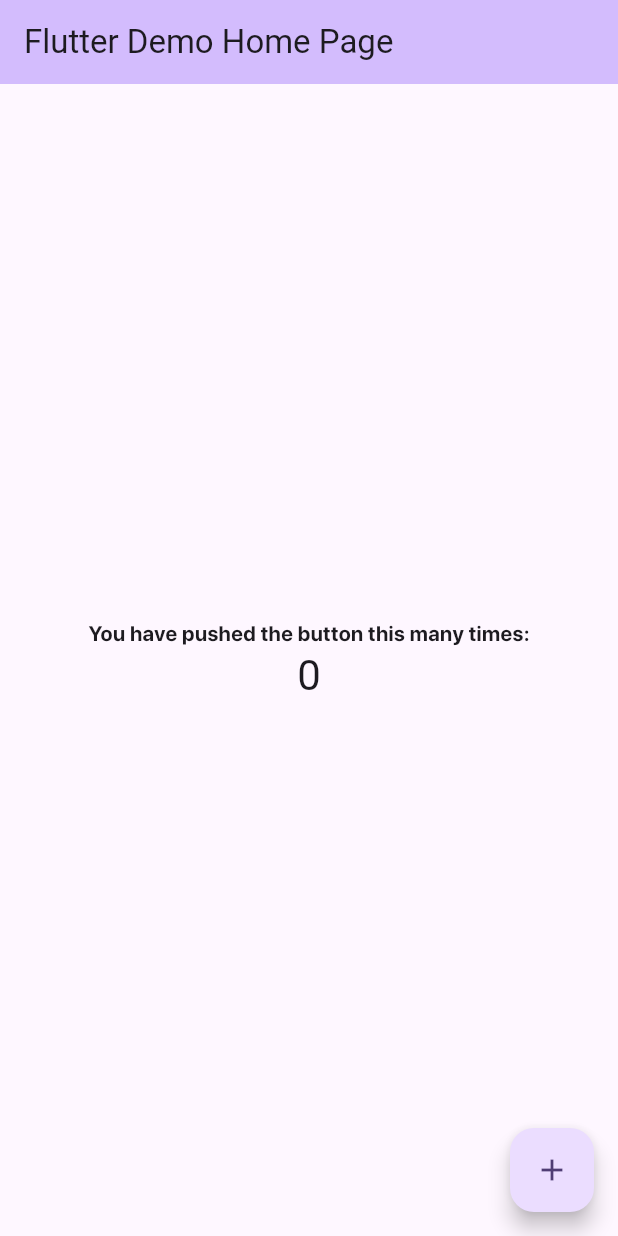
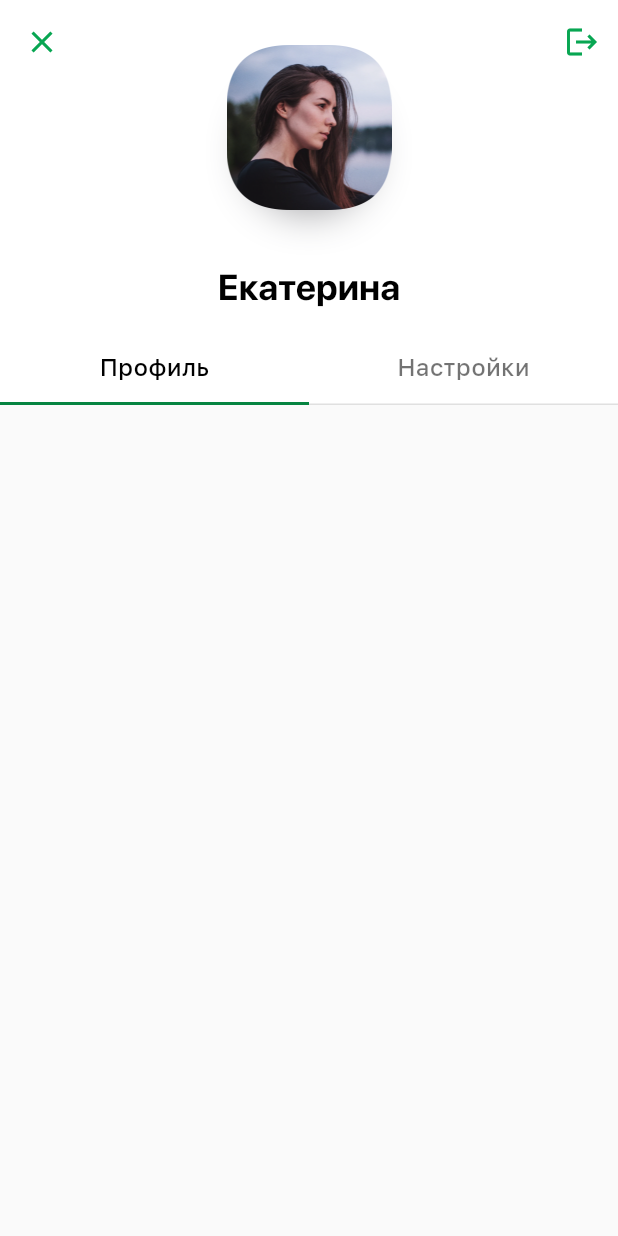
Before and after one commit to IvanBugaenko/FlutterLab, a Flutter app: the screen it shows after launch, on a phone screen of 412 x 824 dp. Run offline on Flutter 3.47's test engine with Material 3 defaults, Android fonts, the phone set to English and light mode, and no system bars.

Commit message:
add app bar

```diff
--- a/lib/app/components/components.dart
+++ b/lib/app/components/components.dart
@@ -1,3 +1,4 @@
+import 'package:flutter/material.dart';
 import 'package:sber/app/models/header_and_description.dart';
 import 'package:sber/app/models/tariffs_and_limits.dart';
 import 'package:sber/app/theme/images.dart';
@@ -27,3 +28,11 @@ final tariffsAndLimitsInfo = [
       image: Images.infoIcon,
       info: HeaderAndDescription(header: Strings.infoHeader)),
 ];
+
+final tabList = [
+  Strings.profile, Strings.settings
+];
+
+final List<Widget> tabContent = [
+
+];
--- /dev/null
+++ b/lib/app/components/pages/start_pages/start_page.dart
@@ -0,0 +1,49 @@
+import 'package:flutter/material.dart';
+import 'package:sber/app/components/components.dart';
+import 'package:sber/app/theme/colors.dart';
+import 'package:sber/app/widgets/sber_app_bar.dart';
+import 'package:sber/mock/mock_data.dart';
+
+class StartPage extends StatefulWidget {
+  const StartPage({super.key});
+
+  @override
+  State<StartPage> createState() => _StartPageState();
+}
+
+class _StartPageState extends State<StartPage>
+    with SingleTickerProviderStateMixin {
+  late TabController _tabController;
+
+  @override
+  void initState() {
+    super.initState();
+    _tabController = TabController(length: tabList.length, vsync: this);
+  }
+
+  @override
+  void dispose() {
+    _tabController.dispose();
+    super.dispose();
+  }
+
+  @override
+  Widget build(BuildContext context) {
+    return Scaffold(
+      backgroundColor: Theme.of(context).colorScheme.surface,
+      body: SafeArea(
+          child: NestedScrollView(
+        headerSliverBuilder: (context, innerBoxIsScrolled) {
+          return [
+            SberAppBar(
+                tabController: _tabController, user: user, tabList: tabList)
+          ];
+        },
+        body: TabBarView(
+          controller: _tabController,
+          children: tabContent,
+        ),
+      )),
+    );
+  }
+}
--- /dev/null
+++ b/lib/app/sber_app.dart
@@ -0,0 +1,16 @@
+import 'package:flutter/material.dart';
+import 'package:sber/app/components/pages/start_pages/start_page.dart';
+import 'package:sber/app/theme/app_theme.dart';
+
+class SberApp extends StatelessWidget {
+  const SberApp({super.key});
+
+  @override
+  Widget build(BuildContext context) {
+    return MaterialApp(
+      debugShowCheckedModeBanner: false,
+      theme: AppTheme.themeData,
+      home: const StartPage(),
+    );
+  }
+}
--- a/lib/app/theme/app_theme.dart
+++ b/lib/app/theme/app_theme.dart
@@ -4,13 +4,51 @@ import 'package:sber/app/theme/text_styles.dart';
 
 class AppTheme {
   static final themeData = ThemeData(
-    textTheme: TextTheme(
-      titleLarge: TextStyles.titleLarge,
-      titleMedium: TextStyles.titleMedium,
-      titleSmall: TextStyles.titleSmall,
-      bodyLarge: TextStyles.bodyLarge,
-      bodyMedium: TextStyles.bodyMedium,
-      bodySmall: TextStyles.bodySmall
-    )
+    useMaterial3: true,
+    textTheme: sberTextTheme,
+    colorScheme: sberColorScheme,
+    tabBarTheme: sberTabBarTheme,
+    chipTheme: sberChipTheme,
+    dividerColor: AppColors.outlineVariant,
   );
 }
+
+final sberTextTheme = TextTheme(
+    titleLarge: TextStyles.titleLarge,
+    titleMedium: TextStyles.titleMedium,
+    titleSmall: TextStyles.titleSmall,
+    bodyLarge: TextStyles.bodyLarge,
+    bodyMedium: TextStyles.bodyMedium,
+    bodySmall: TextStyles.bodySmall);
+
+final sberColorScheme = ColorScheme.light(
+  brightness: Brightness.light,
+  primary: AppColors.primary,
+  onPrimary: AppColors.onPrimary,
+  secondary: AppColors.secondary,
+  tertiary: AppColors.tertiary,
+  surface: AppColors.surface,
+  onSurface: AppColors.onSurface,
+);
+
+final sberTabBarTheme = TabBarTheme(
+  dividerColor: AppColors.outlineVariant,
+  indicatorSize: TabBarIndicatorSize.tab,
+  unselectedLabelColor: AppColors.secondary,
+  indicator: const UnderlineTabIndicator(
+    borderSide: BorderSide(color: AppColors.activeElement, width: 2),
+  ),
+  labelColor: Colors.black,
+  labelStyle: sberTextTheme.bodyMedium,
+  unselectedLabelStyle: sberTextTheme.bodyMedium,
+);
+
+final sberChipTheme = ChipThemeData(
+  labelPadding: const EdgeInsets.symmetric(horizontal: 4),
+  // backgroundColor: const Color.fromRGBO(0, 0, 0, 0.08),
+  shape: RoundedRectangleBorder(
+    borderRadius: BorderRadius.circular(16),
+  ),
+  side: BorderSide.none,
+  selectedColor: AppColors.activeElement,
+);
--- a/lib/app/theme/colors.dart
+++ b/lib/app/theme/colors.dart
@@ -2,18 +2,18 @@ import "package:flutter/material.dart";
 
 class AppColors {
   static const primary = Colors.white; // заливка основных компонент приложения
-  static const onPrimary = Colors.black; // цвет самого выделяющегося текста поверх основных компонент
-  static final Color onPrimaryShadow =
-      Colors.black.withOpacity(0.08); // цвет тени компонента onPrimary
+  static const onPrimary = Colors
+      .black; // цвет самого выделяющегося текста поверх основных компонент
   static final secondary =
       Colors.black.withOpacity(0.55); // цвет для второстепенного текста
   static const surface = Color(0xFFFAFAFA); // основная заливка заднего фона
   static const onSurface =
       Colors.white; // заливка управляющего компонента поверх заднего фона
   static const Color onSurfaceShadow =
-      Color.fromARGB(8, 0, 0, 20); // цвет тени компонента onSurface
+      Color(0x7A1D1D25); // цвет тени компонента onSurface
   static final outlineVariant =
       Colors.black.withOpacity(0.12); // цвет разделителя
   static const tertiary = Color(0xFF08A652); // цвет иконок на верхней панели
-  static const Color tabLine = Color(0xFF068441); // цвет текущего таба
+  static const Color activeElement =
+      Color(0xFF068441); // цвет активного таба/чипа
 }
--- a/lib/app/theme/strings.dart
+++ b/lib/app/theme/strings.dart
@@ -1,5 +1,6 @@
 class Strings {
   static const userName = "Екатерина";
+
   static const profile = "Профиль";
   static const settings = "Настройки";
 
@@ -20,8 +21,7 @@ class Strings {
   static const limitHeader = "Изменить суточный лимит";
   static const limitDescription = "На платежи и переводы";
   static const transfersWithoutHeader = "Переводы без комиссии";
-  static const transfersWithoutDescription =
-      "Показать остаток в этом месяце";
+  static const transfersWithoutDescription = "Показать остаток в этом месяце";
   static const infoHeader = "Информация о тарифах и лимитах";
 
   static const interestsHeader = "Интересы";
--- a/lib/main.dart
+++ b/lib/main.dart
@@ -1,70 +1,6 @@
 import 'package:flutter/material.dart';
+import 'package:sber/app/sber_app.dart';
 
 void main() {
-  runApp(const MyApp());
+  runApp(const SberApp());
 }
-
-class MyApp extends StatelessWidget {
-  const MyApp({super.key});
-
-  @override
-  Widget build(BuildContext context) {
-    return MaterialApp(
-      title: 'Flutter Demo',
-      theme: ThemeData(
-        colorScheme: ColorScheme.fromSeed(seedColor: Colors.deepPurple),
-        useMaterial3: true,
-      ),
-      home: const MyHomePage(title: 'Flutter Demo Home Page'),
-    );
-  }
-}
-
-class MyHomePage extends StatefulWidget {
-  const MyHomePage({super.key, required this.title});
-
-  final String title;
-
-  @override
-  State<MyHomePage> createState() => _MyHomePageState();
-}
-
-class _MyHomePageState extends State<MyHomePage> {
-  int _counter = 0;
-
-  void _incrementCounter() {
-    setState(() {
-      _counter++;
-    });
-  }
-
-  @override
-  Widget build(BuildContext context) {
-    return Scaffold(
-      appBar: AppBar(
-        backgroundColor: Theme.of(context).colorScheme.inversePrimary,
-        title: Text(widget.title),
-      ),
-      body: Center(
-        child: Column(
-          mainAxisAlignment: MainAxisAlignment.center,
-          children: <Widget>[
-            const Text(
-              'You have pushed the button this many times:',
-              style: TextStyle(fontFamily: 'SF_Pro_Display', fontWeight: FontWeight.w700)
-            ),
-            Text(
-              '$_counter',
-              style: Theme.of(context).textTheme.headlineMedium,
-            ),
-          ],
-        ),
-      ),
-      floatingActionButton: FloatingActionButton(
-        onPressed: _incrementCounter,
-        tooltip: 'Increment',
-        child: const Icon(Icons.add),
-      ),
-    );
-  }
-}
```
Also changed, not shown: lib/app/widgets/sber_app_bar.dart (added, +74 -0 lines), lib/app/components/pages/start_pages/tabs/profile.dart (added).
